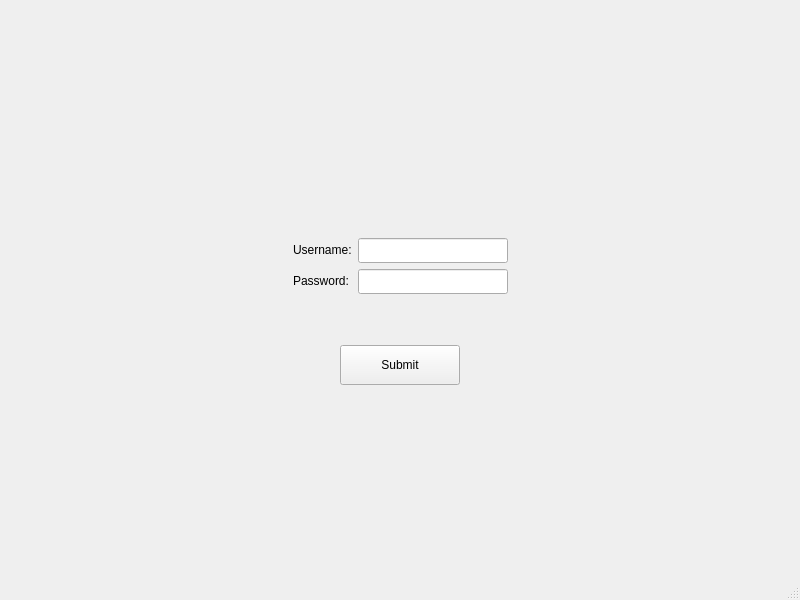
alimoghanni/QtProject, file QtProject/src/mainwindow.ui: the form before one commit.
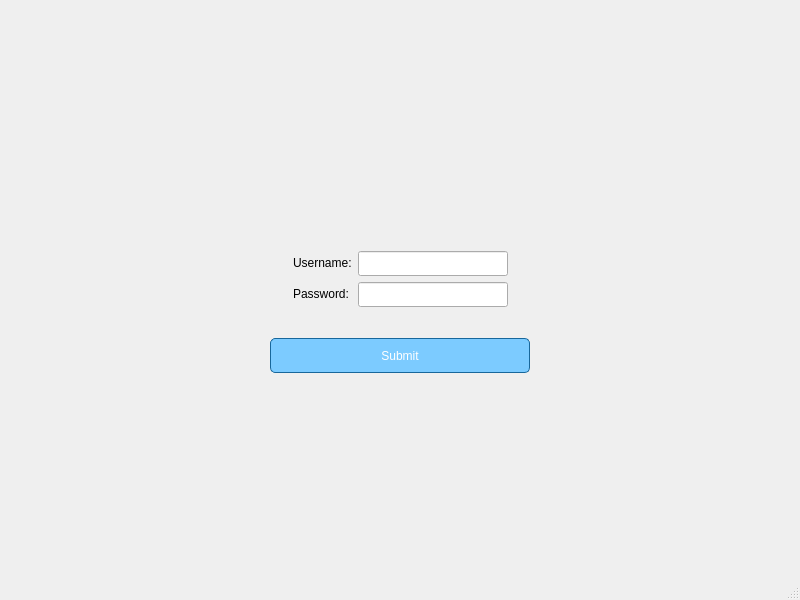
The form after the commit.

Commit message: add style to Submit button

Patch:
```diff
--- a/QtProject/src/mainwindow.ui
+++ b/QtProject/src/mainwindow.ui
@@ -34,7 +34,7 @@
        <number>20</number>
       </property>
       <property name="bottomMargin">
-       <number>20</number>
+       <number>0</number>
       </property>
       <item>
        <spacer name="horizontalSpacer_3">
@@ -139,10 +139,16 @@
        <widget class="QPushButton" name="pushButton">
         <property name="minimumSize">
          <size>
-          <width>120</width>
-          <height>40</height>
+          <width>260</width>
+          <height>35</height>
          </size>
         </property>
+        <property name="styleSheet">
+         <string notr="true">border: 1px solid rgb(24, 103, 155);
+border-radius: 5px;
+background-color: rgb(124, 203, 255);
+color: white;</string>
+        </property>
         <property name="text">
          <string>Submit</string>
         </property>
```
